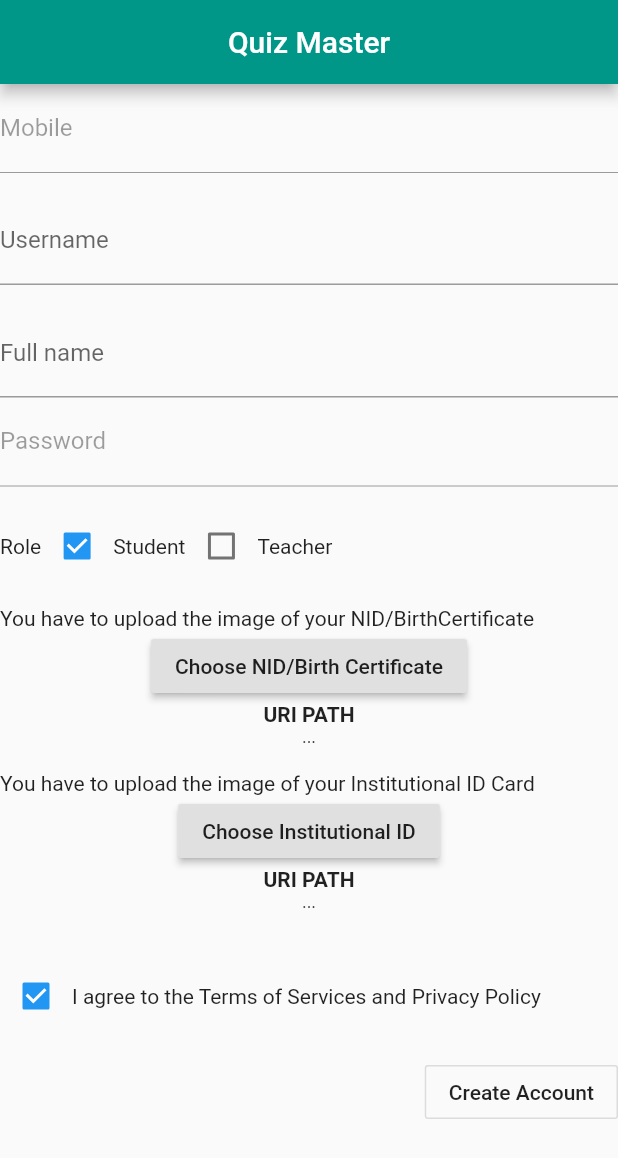
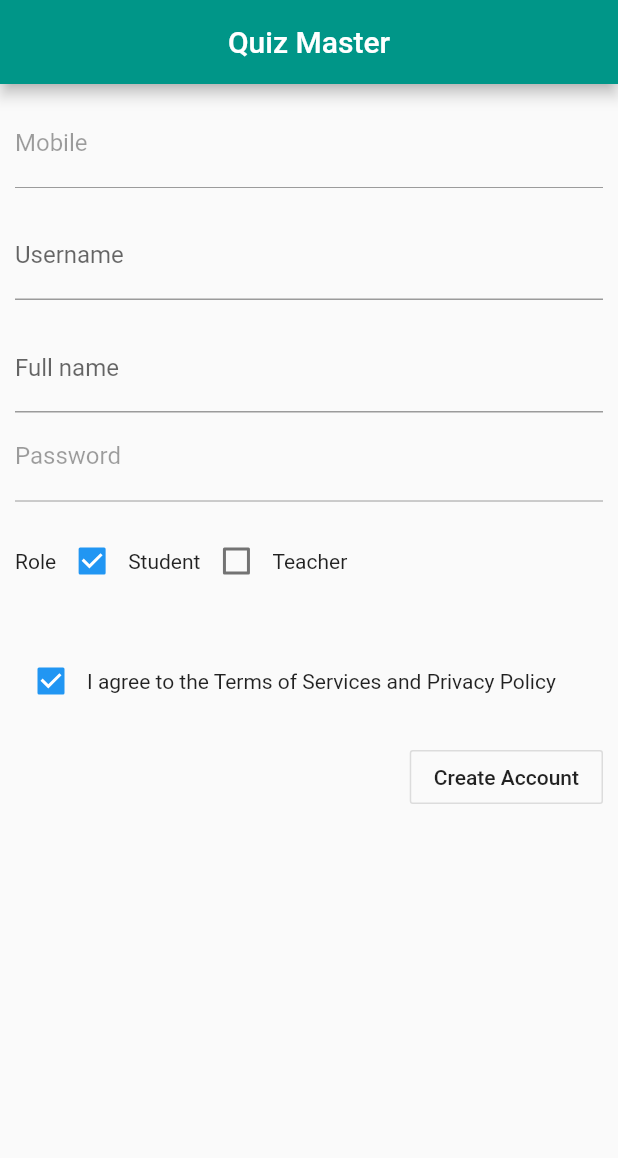
Before and after one commit to Shusmoy108/Mobile-App, a Flutter app: the RegisterForm screen opened directly with empty values, on a phone screen of 412 x 824 dp. Shown: the top 1158 px of the screen. Run offline on Flutter 3.47's test engine with Material 2 defaults, Android fonts, the phone set to English and light mode, and no system bars; our stand-ins replace file_picker, flutter_login.

Commit message:
registration page fully done

```diff
--- a/lib/src/registration/registrationpage.dart
+++ b/lib/src/registration/registrationpage.dart
@@ -65,7 +65,10 @@ class _RegisterFormState extends State<RegisterForm> {
         centerTitle: true,
         backgroundColor: Colors.teal,
         title: Text("Quiz Master")),
-        body:Form(
+        body:Padding(
+            padding: EdgeInsets.all(10),
+            child:Form(
+
       key: _formKey,
       child: ListView(
         //crossAxisAlignment: CrossAxisAlignment.start,
@@ -138,6 +141,10 @@ class _RegisterFormState extends State<RegisterForm> {
             ],
           ),
           const SizedBox(height: 16.0),
+          Visibility(
+            child: Container(
+              child: Column(
+                children: <Widget>[
                   Text("You have to upload the image of your NID/BirthCertificate"),
                   Center(child:
                   new RaisedButton(
@@ -177,6 +184,12 @@ class _RegisterFormState extends State<RegisterForm> {
                     textScaleFactor: 0.85,
                   ),
                   const SizedBox(height: 16.0),
+                ],
+              ),
+            ),
+            visible: teacher,
+          ),
+
           Padding(
             padding: const EdgeInsets.symmetric(vertical: 16.0),
             child: Row(
@@ -206,7 +219,7 @@ class _RegisterFormState extends State<RegisterForm> {
           ),
         ],
       ),
-    ));
+    )));
   }
 
   bool _submittable() {
```
Lines whose indentation alone changed are shown as unchanged.
